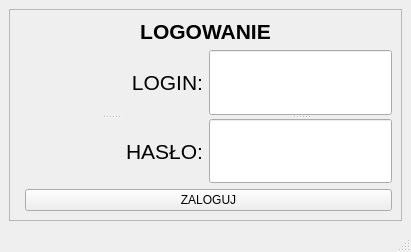
Above: templates/zamowienia/login.ui from PanWitold/program_ksiegowy before the change. Below: the same form after it.
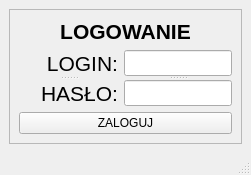
That is the form after the change.

```diff
--- a/templates/zamowienia/login.ui
+++ b/templates/zamowienia/login.ui
@@ -6,15 +6,15 @@
    <rect>
     <x>0</x>
     <y>0</y>
-    <width>411</width>
-    <height>252</height>
+    <width>251</width>
+    <height>175</height>
    </rect>
   </property>
   <property name="windowTitle">
    <string>zamówienia</string>
   </property>
   <widget class="QWidget" name="centralwidget">
-   <layout class="QGridLayout" name="gridLayout_2">
+   <layout class="QGridLayout" name="gridLayout">
     <item row="0" column="0">
      <widget class="QFrame" name="logowanie">
       <property name="frameShape">
@@ -23,8 +23,27 @@
       <property name="frameShadow">
        <enum>QFrame::Raised</enum>
       </property>
-      <layout class="QGridLayout" name="gridLayout">
-       <item row="1" column="0" colspan="2">
+      <layout class="QGridLayout" name="gridLayout_2">
+       <item row="0" column="0">
+        <widget class="QLabel" name="label_3">
+         <property name="mouseTracking">
+          <bool>true</bool>
+         </property>
+         <property name="layoutDirection">
+          <enum>Qt::LeftToRight</enum>
+         </property>
+         <property name="text">
+          <string>&lt;html&gt;&lt;head/&gt;&lt;body&gt;&lt;p align=&quot;center&quot;&gt;&lt;span style=&quot; font-size:16pt; font-weight:600;&quot;&gt;LOGOWANIE&lt;/span&gt;&lt;/p&gt;&lt;/body&gt;&lt;/html&gt;</string>
+         </property>
+         <property name="textFormat">
+          <enum>Qt::RichText</enum>
+         </property>
+         <property name="alignment">
+          <set>Qt::AlignHCenter|Qt::AlignTop</set>
+         </property>
+        </widget>
+       </item>
+       <item row="1" column="0">
         <layout class="QHBoxLayout" name="horizontalLayout">
          <item>
           <widget class="QSplitter" name="splitter_2">
@@ -91,7 +110,7 @@
          </item>
         </layout>
        </item>
-       <item row="2" column="1">
+       <item row="2" column="0">
         <widget class="QSplitter" name="splitter_3">
          <property name="orientation">
           <enum>Qt::Horizontal</enum>
@@ -103,25 +122,6 @@
          </widget>
         </widget>
        </item>
-       <item row="0" column="0" colspan="2">
-        <widget class="QLabel" name="label_3">
-         <property name="mouseTracking">
-          <bool>true</bool>
-         </property>
-         <property name="layoutDirection">
-          <enum>Qt::LeftToRight</enum>
-         </property>
-         <property name="text">
-          <string>&lt;html&gt;&lt;head/&gt;&lt;body&gt;&lt;p align=&quot;center&quot;&gt;&lt;span style=&quot; font-size:16pt; font-weight:600;&quot;&gt;LOGOWANIE&lt;/span&gt;&lt;/p&gt;&lt;/body&gt;&lt;/html&gt;</string>
-         </property>
-         <property name="textFormat">
-          <enum>Qt::RichText</enum>
-         </property>
-         <property name="alignment">
-          <set>Qt::AlignHCenter|Qt::AlignTop</set>
-         </property>
-        </widget>
-       </item>
       </layout>
      </widget>
     </item>
```
